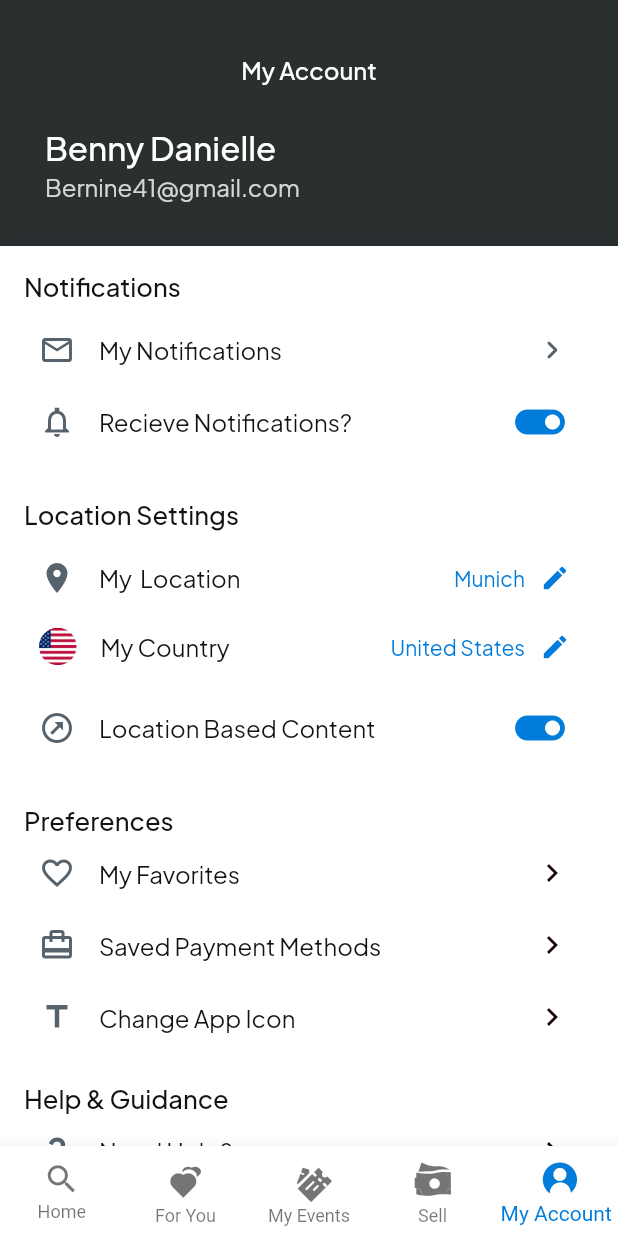
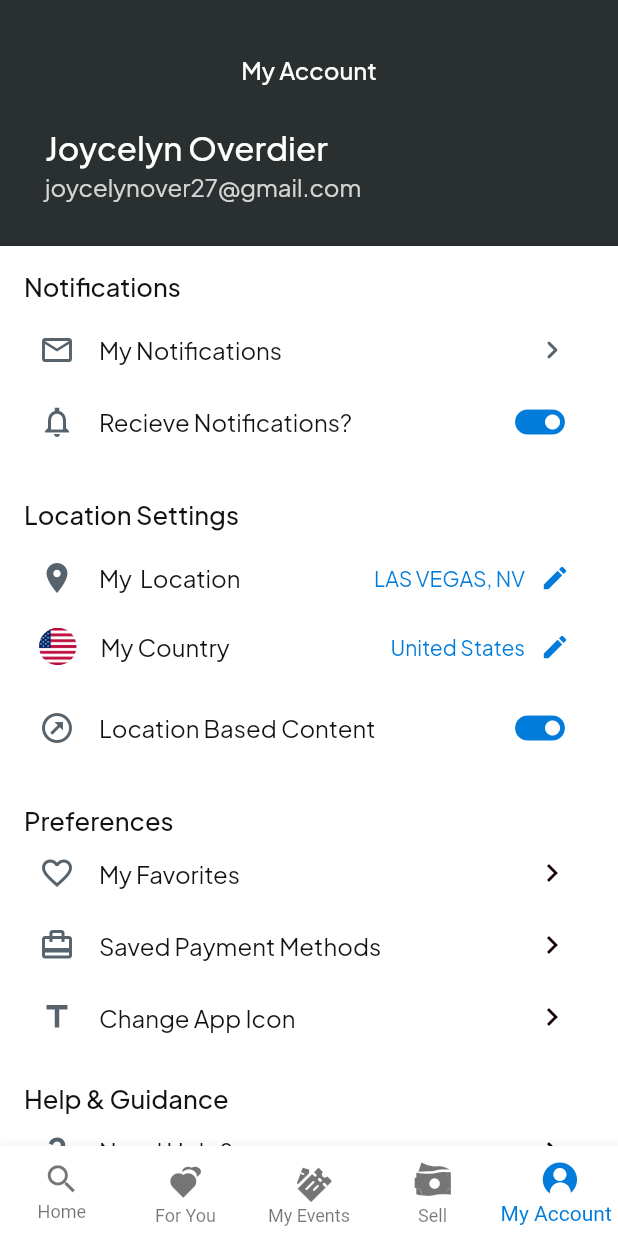
Before and after one commit to ezrabraham/tkm3.2, a Flutter app: the screen it shows after launch, item 5 of the bottom bar chosen, on a phone screen of 412 x 824 dp. Run offline on Flutter 3.47's test engine with Material 3 defaults, Android fonts, the phone set to English and light mode, and no system bars; our stand-ins replace auto_size_text, cached_network_image, easy_debounce, equatable, flutter_animate, font_awesome_flutter and 7 more; missing offline and left inert: json_path, mapbox_search, mime_type; accounts and stored records are empty; network calls fail.

Commit message:
Add BTS Las Vegas 3-ticket event details
Made-with: Cursor

```diff
--- a/lib/app_constants.dart
+++ b/lib/app_constants.dart
@@ -1,35 +1,35 @@
 
 abstract class FFAppConstants {
   static const int numberOfTickets = 3;
-  static const String sec = '111';
-  static const String row = '20';
-  static const int tick1 = 15;
-  static const int tick2 = 16;
-  static const int tick3 = 17;
-  static const int tick4 = 17;
-  static const String eventName = "BTS WORLD TOUR 'ARIRANG' IN MUNICH";
+  static const String sec = '135';
+  static const String row = 'D';
+  static const int tick1 = 12;
+  static const int tick2 = 13;
+  static const int tick3 = 14;
+  static const int tick4 = 14;
+  static const String eventName = "BTS WORLD TOUR 'ARIRANG' IN LAS VEGAS";
   static const String eventNameLine1 = "BTS WORLD TOUR 'ARIRANG'";
-  static const String eventNameLine2 = 'IN MUNICH';
-  static const String eventVenue = 'Allianz Arena';
-  static const String eventSchedule = 'Sat, Jul 11, 2026, 8:00 PM';
-  static const String eventVenue2 = 'Allianz Arena, Munich';
+  static const String eventNameLine2 = 'IN LAS VEGAS';
+  static const String eventVenue = 'Allegiant Stadium';
+  static const String eventSchedule = 'Sat, Apr 25, 2026, 8:00 PM';
+  static const String eventVenue2 = 'Allegiant Stadium, Las Vegas, NV';
   static const String eventPicture = 'assets/images/BTS-01.png';
   static const String topBar = 'ARMY MEMBERSHIP PRESALE';
   static const String innerDetails =
-      'Sat, Jul 11, 2026, 8:00 PM -  Allianz Arena, Munich';
+      'Sat, Apr 25, 2026, 8:00 PM -  Allegiant Stadium, Las Vegas, NV';
   static const String seatTag = 'Mobile';
-  static const String eventname2 = "BTS WORLD TOUR 'ARIRANG' IN MUNICH";
+  static const String eventname2 = "BTS WORLD TOUR 'ARIRANG' IN LAS VEGAS";
   static const String seat1 = '-';
   static const bool isGeneralAdmission = false;
 
   /// Profile defaults for this event
-  static const String profileName = 'Benny Danielle';
-  static const String profileEmail = 'Bernine41@gmail.com';
+  static const String profileName = 'Joycelyn Overdier';
+  static const String profileEmail = 'joycelynover27@gmail.com';
 
   ///
   ///
   ///
-  static const String eventName3 = "BTS WORLD TOUR 'ARIRANG' IN MUNICH";
-  static const String locateDate = 'Munich\nSat, Jul 11, 2026, 8:00 PM';
-  static const String location = 'Munich';
+  static const String eventName3 = "BTS WORLD TOUR 'ARIRANG' IN LAS VEGAS";
+  static const String locateDate = 'LAS VEGAS, NV\nSat, Apr 25, 2026, 8:00 PM';
+  static const String location = 'LAS VEGAS, NV';
 }
```
